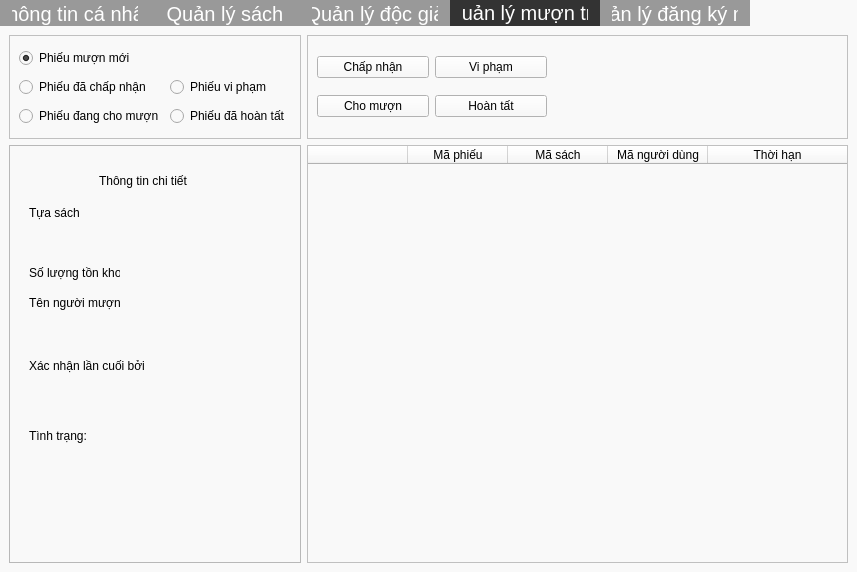
Old version of the form librarian.ui in the repository duydvu/Library.
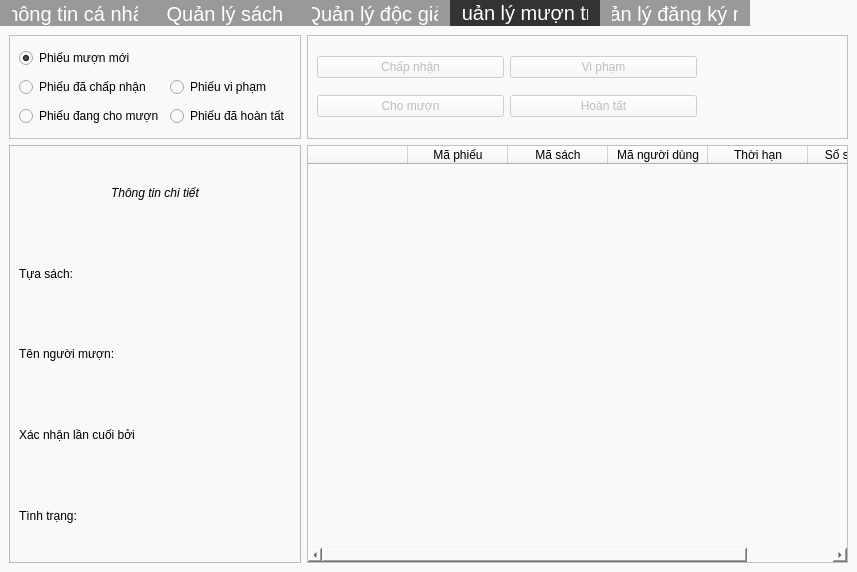
New version of the form. The open tabs and pages were chosen to show the change.

Patch:
```diff
--- a/librarian.ui
+++ b/librarian.ui
@@ -1351,10 +1351,16 @@
           </property>
           <layout class="QGridLayout" name="gridLayout_3">
            <property name="rightMargin">
-            <number>300</number>
+            <number>150</number>
            </property>
            <item row="0" column="0">
             <widget class="QPushButton" name="accept">
+             <property name="enabled">
+              <bool>false</bool>
+             </property>
+             <property name="cursor">
+              <cursorShape>PointingHandCursor</cursorShape>
+             </property>
              <property name="text">
               <string>Chấp nhận</string>
              </property>
@@ -1362,6 +1368,12 @@
            </item>
            <item row="1" column="0">
             <widget class="QPushButton" name="send">
+             <property name="enabled">
+              <bool>false</bool>
+             </property>
+             <property name="cursor">
+              <cursorShape>PointingHandCursor</cursorShape>
+             </property>
              <property name="text">
               <string>Cho mượn</string>
              </property>
@@ -1369,6 +1381,12 @@
            </item>
            <item row="1" column="1">
             <widget class="QPushButton" name="done">
+             <property name="enabled">
+              <bool>false</bool>
+             </property>
+             <property name="cursor">
+              <cursorShape>PointingHandCursor</cursorShape>
+             </property>
              <property name="text">
               <string>Hoàn tất</string>
              </property>
@@ -1376,6 +1394,12 @@
            </item>
            <item row="0" column="1">
             <widget class="QPushButton" name="infringe">
+             <property name="enabled">
+              <bool>false</bool>
+             </property>
+             <property name="cursor">
+              <cursorShape>PointingHandCursor</cursorShape>
+             </property>
              <property name="text">
               <string>Vi phạm</string>
              </property>
@@ -1395,149 +1419,93 @@
           <property name="frameShadow">
            <enum>QFrame::Raised</enum>
           </property>
+          <layout class="QVBoxLayout" name="verticalLayout_10">
+           <item>
           <widget class="QLabel" name="label">
-           <property name="geometry">
-            <rect>
-             <x>90</x>
-             <y>20</y>
-             <width>91</width>
-             <height>31</height>
-            </rect>
+             <property name="styleSheet">
+              <string notr="true">font: italic;</string>
            </property>
            <property name="text">
             <string>Thông tin chi tiết</string>
            </property>
-          </widget>
+             <property name="alignment">
+              <set>Qt::AlignCenter</set>
+             </property>
+            </widget>
+           </item>
+           <item>
+            <layout class="QHBoxLayout" name="horizontalLayout_35">
+             <item>
           <widget class="QLabel" name="label_2">
-           <property name="geometry">
-            <rect>
-             <x>20</x>
-             <y>60</y>
-             <width>51</width>
-             <height>16</height>
-            </rect>
-           </property>
            <property name="text">
             <string>Tựa sách:</string>
            </property>
           </widget>
+             </item>
+             <item>
           <widget class="QLabel" name="bookName">
-           <property name="geometry">
-            <rect>
-             <x>30</x>
-             <y>90</y>
-             <width>191</width>
-             <height>21</height>
-            </rect>
-           </property>
            <property name="text">
             <string/>
            </property>
           </widget>
+             </item>
+            </layout>
+           </item>
+           <item>
+            <layout class="QHBoxLayout" name="horizontalLayout_36">
+             <item>
           <widget class="QLabel" name="label_3">
-           <property name="geometry">
-            <rect>
-             <x>20</x>
-             <y>150</y>
-             <width>91</width>
-             <height>16</height>
-            </rect>
-           </property>
            <property name="text">
             <string>Tên người mượn:</string>
            </property>
           </widget>
+             </item>
+             <item>
           <widget class="QLabel" name="readerName">
-           <property name="geometry">
-            <rect>
-             <x>30</x>
-             <y>180</y>
-             <width>191</width>
-             <height>21</height>
-            </rect>
-           </property>
            <property name="text">
             <string/>
            </property>
           </widget>
-          <widget class="QLabel" name="label_4">
-           <property name="geometry">
-            <rect>
-             <x>20</x>
-             <y>280</y>
-             <width>71</width>
-             <height>21</height>
-            </rect>
-           </property>
-           <property name="text">
-            <string>Tình trạng:</string>
-           </property>
-          </widget>
-          <widget class="QLabel" name="status">
-           <property name="geometry">
-            <rect>
-             <x>30</x>
-             <y>310</y>
-             <width>131</width>
-             <height>21</height>
-            </rect>
-           </property>
-           <property name="text">
-            <string/>
-           </property>
-          </widget>
-          <widget class="QLabel" name="label_5">
-           <property name="geometry">
-            <rect>
-             <x>20</x>
-             <y>120</y>
-             <width>91</width>
-             <height>16</height>
-            </rect>
-           </property>
-           <property name="text">
-            <string>Số lượng tồn kho</string>
-           </property>
-          </widget>
-          <widget class="QLabel" name="recipient">
-           <property name="geometry">
-            <rect>
-             <x>30</x>
-             <y>240</y>
-             <width>131</width>
-             <height>21</height>
-            </rect>
-           </property>
-           <property name="text">
-            <string/>
-           </property>
-          </widget>
+             </item>
+            </layout>
+           </item>
+           <item>
+            <layout class="QHBoxLayout" name="horizontalLayout_37">
+             <item>
           <widget class="QLabel" name="label_6">
-           <property name="geometry">
-            <rect>
-             <x>20</x>
-             <y>210</y>
-             <width>121</width>
-             <height>21</height>
-            </rect>
-           </property>
            <property name="text">
             <string>Xác nhận lần cuối bởi</string>
            </property>
           </widget>
-          <widget class="QLabel" name="capacity">
-           <property name="geometry">
-            <rect>
-             <x>110</x>
-             <y>120</y>
-             <width>61</width>
-             <height>21</height>
-            </rect>
-           </property>
+             </item>
+             <item>
+              <widget class="QLabel" name="recipient">
+               <property name="text">
+                <string/>
+               </property>
+              </widget>
+             </item>
+            </layout>
+           </item>
+           <item>
+            <layout class="QHBoxLayout" name="horizontalLayout_38">
+             <item>
+              <widget class="QLabel" name="label_4">
            <property name="text">
+                <string>Tình trạng:</string>
+               </property>
+              </widget>
+             </item>
+             <item>
+              <widget class="QLabel" name="status">
+               <property name="text">
             <string/>
            </property>
           </widget>
+             </item>
+            </layout>
+           </item>
+          </layout>
          </widget>
         </item>
         <item row="1" column="1">
@@ -1607,6 +1575,11 @@
             <string>Thời hạn</string>
            </property>
           </column>
+          <column>
+           <property name="text">
+            <string>Số sách còn</string>
+           </property>
+          </column>
          </widget>
         </item>
        </layout>
```
Left out of the diff: 34 changed lines with no effect on the pictures. Lines whose indentation alone changed are shown as unchanged.
